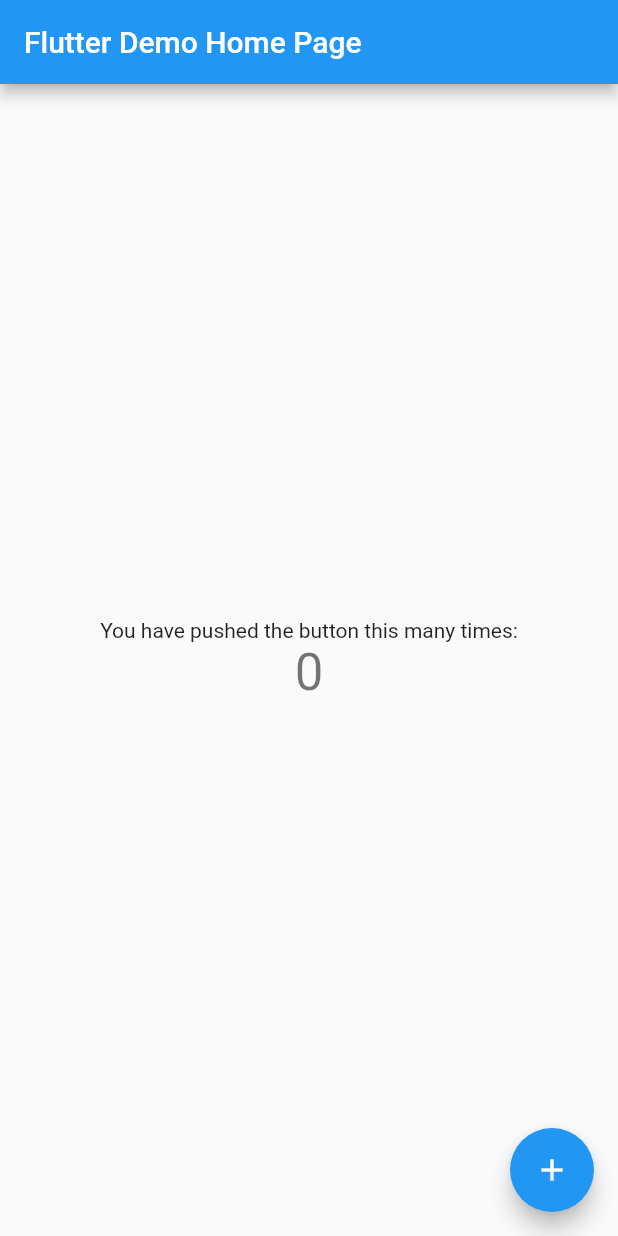
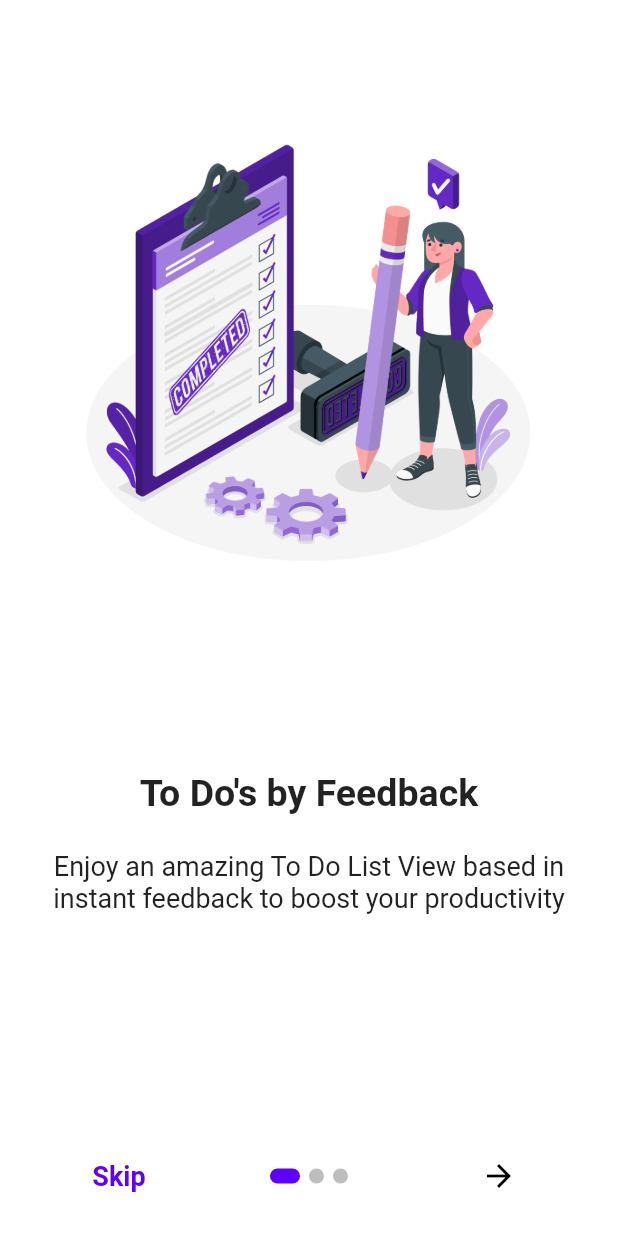
Before and after one commit to Vini-Coding/Taskius, a Flutter app: the screen it shows after launch, on a phone screen of 412 x 824 dp. Run offline on Flutter 3.47's test engine with Material 2 defaults, Android fonts, the phone set to English and light mode, and no system bars; drawn by our look-alikes of introduction_screen.

Commit message:
Flutter Project Structure and Introduction Screens
The Project was structured and 3 Introduction Screens were implemented.

```diff
--- /dev/null
+++ b/taskius/lib/app/pages/home/home_controller.dart
@@ -0,0 +1,5 @@
+import 'package:flutter/cupertino.dart';
+
+class HomeController extends ChangeNotifier {
+
+}
--- /dev/null
+++ b/taskius/lib/app/pages/home/home_page.dart
@@ -0,0 +1,31 @@
+import 'package:flutter/material.dart';
+import 'package:provider/provider.dart';
+import 'package:taskius/app/pages/home/home_controller.dart';
+
+class HomePage extends StatefulWidget {
+  static const routeName = '/';
+  const HomePage({Key? key}) : super(key: key);
+
+  @override
+  State<HomePage> createState() => _HomePageState();
+}
+
+class _HomePageState extends State<HomePage> {
+
+  @override
+  void initState() {
+    super.initState();
+  }
+
+  @override
+  Widget build(BuildContext context) {
+    final controller = context.watch<HomeController>();
+
+    return Scaffold(
+      appBar: AppBar(
+        title: const Text('Home Page'),
+        backgroundColor: const Color.fromARGB(255, 93, 0, 255),
+      ),
+    );
+  }
+}
--- /dev/null
+++ b/taskius/lib/app/pages/intro/components/intropage_widget.dart
@@ -0,0 +1,22 @@
+import 'package:flutter/material.dart';
+import 'package:introduction_screen/introduction_screen.dart';
+
+PageViewModel introPageWidget({
+  required String title,
+  required String body,
+  required String imagePath,
+}) {
+  return PageViewModel(
+    decoration: const PageDecoration(imagePadding: EdgeInsets.only(top: 80)),
+    reverse: false,
+    titleWidget: Padding(
+      padding: const EdgeInsets.only(top: 100),
+      child: Text(
+        title,
+        style: const TextStyle(fontSize: 25, fontWeight: FontWeight.bold),
+      ),
+    ),
+    body: body,
+    image: Image.asset(imagePath, height: 400, width: 400,),
+  );
+}
--- /dev/null
+++ b/taskius/lib/app/pages/intro/intros_controller.dart
@@ -0,0 +1,5 @@
+import 'package:flutter/cupertino.dart';
+
+class IntrosController extends ChangeNotifier {
+
+}
--- /dev/null
+++ b/taskius/lib/app/pages/intro/intros_page.dart
@@ -0,0 +1,82 @@
+import 'package:flutter/material.dart';
+import 'package:introduction_screen/introduction_screen.dart';
+import 'package:provider/provider.dart';
+import 'package:taskius/app/pages/home/home_page.dart';
+import 'package:taskius/app/pages/intro/components/intropage_widget.dart';
+import 'package:taskius/app/pages/intro/intros_controller.dart';
+
+class IntrosPage extends StatefulWidget {
+  static const routeName = '/intro';
+  const IntrosPage({Key? key}) : super(key: key);
+
+  @override
+  State<IntrosPage> createState() => _IntrosPageState();
+}
+
+class _IntrosPageState extends State<IntrosPage> {
+  void goToHome(BuildContext context) {
+    Navigator.pushReplacementNamed(context, HomePage.routeName);
+  }
+
+  @override
+  Widget build(BuildContext context) {
+    final controller = context.watch<IntrosController>();
+
+    return IntroductionScreen(
+      globalBackgroundColor: Colors.white,
+      scrollPhysics: const BouncingScrollPhysics(),
+      showSkipButton: true,
+      isTopSafeArea: true,
+      isBottomSafeArea: true,
+      pages: [
+        introPageWidget(
+          title: "To Do's by Feedback",
+          body:
+              "Enjoy an amazing To Do List View based in instant feedback to boost your productivity",
+          imagePath: 'assets/vectors/intro1.png',
+        ),
+        introPageWidget(
+          title: "Revel in Our Pomodoro Tool",
+          body:
+              "You can always create a Task with the Pomodoro Tool for an improved Task Management",
+          imagePath: "assets/vectors/intro2.png",
+        ),
+        introPageWidget(
+          title: "Increase your Health with Taskius",
+          body:
+              "Use the Bottle of Water Tool to manage how much of Water you are drinking in a day",
+          imagePath: "assets/vectors/intro3.png",
+        ),
+      ],
+      skip: const Text(
+        'Skip',
+        style: TextStyle(
+          fontWeight: FontWeight.bold,
+          fontSize: 18,
+          color: Color.fromARGB(255, 93, 0, 255),
+        ),
+      ),
+      next: const Icon(Icons.arrow_forward, color: Colors.black),
+      done: const Text(
+        'Done',
+        style: TextStyle(
+          fontWeight: FontWeight.bold,
+          fontSize: 18,
+          color: Color.fromARGB(255, 93, 0, 255),
+        ),
+      ),
+      dotsDecorator: DotsDecorator(
+        size: const Size.square(10),
+        activeSize: const Size(20, 10),
+        color: Colors.black26,
+        activeColor: const Color.fromARGB(255, 93, 0, 255),
+        spacing: const EdgeInsets.symmetric(horizontal: 3),
+        activeShape: RoundedRectangleBorder(
+          borderRadius: BorderRadius.circular(25),
+        ),
+      ),
+      onDone: () => goToHome(context),
+      onSkip: () => goToHome(context),
+    );
+  }
+}
--- /dev/null
+++ b/taskius/lib/app/taskius_widget.dart
@@ -0,0 +1,33 @@
+import 'package:flutter/material.dart';
+import 'package:taskius/app/pages/home/home_controller.dart';
+import 'package:taskius/app/pages/home/home_page.dart';
+import 'package:taskius/app/pages/intro/intros_controller.dart';
+import 'package:taskius/app/pages/intro/intros_page.dart';
+import 'package:provider/provider.dart';
+
+class TaskiusWidget extends StatelessWidget {
+  const TaskiusWidget({Key? key}) : super(key: key);
+
+  @override
+  Widget build(BuildContext context) {
+    return MultiProvider(
+      providers: [
+        ChangeNotifierProvider<IntrosController>(
+          create: (_) => IntrosController(),
+        ),
+        ChangeNotifierProvider<HomeController>(
+          create: (_) => HomeController(),
+        ),
+      ],
+
+      child: MaterialApp(
+        initialRoute: IntrosPage.routeName,
+        routes: {
+          IntrosPage.routeName: (context) => const IntrosPage(),
+          HomePage.routeName: (context) => const HomePage(),
+        },
+        debugShowCheckedModeBanner: false,
+      ),
+    );
+  }
+}
--- a/taskius/lib/main.dart
+++ b/taskius/lib/main.dart
@@ -1,115 +1,5 @@
 import 'package:flutter/material.dart';
-
+import 'package:taskius/app/taskius_widget.dart';
 void main() {
-  runApp(const MyApp());
+  runApp(const TaskiusWidget());
 }
-
-class MyApp extends StatelessWidget {
-  const MyApp({Key? key}) : super(key: key);
-
-  // This widget is the root of your application.
-  @override
-  Widget build(BuildContext context) {
-    return MaterialApp(
-      title: 'Flutter Demo',
-      theme: ThemeData(
-        // This is the theme of your application.
-        //
-        // Try running your application with "flutter run". You'll see the
-        // application has a blue toolbar. Then, without quitting the app, try
-        // changing the primarySwatch below to Colors.green and then invoke
-        // "hot reload" (press "r" in the console where you ran "flutter run",
-        // or simply save your changes to "hot reload" in a Flutter IDE).
-        // Notice that the counter didn't reset back to zero; the application
-        // is not restarted.
-        primarySwatch: Colors.blue,
-      ),
-      home: const MyHomePage(title: 'Flutter Demo Home Page'),
-    );
-  }
-}
-
-class MyHomePage extends StatefulWidget {
-  const MyHomePage({Key? key, required this.title}) : super(key: key);
-
-  // This widget is the home page of your application. It is stateful, meaning
-  // that it has a State object (defined below) that contains fields that affect
-  // how it looks.
-
-  // This class is the configuration for the state. It holds the values (in this
-  // case the title) provided by the parent (in this case the App widget) and
-  // used by the build method of the State. Fields in a Widget subclass are
-  // always marked "final".
-
-  final String title;
-
-  @override
-  State<MyHomePage> createState() => _MyHomePageState();
-}
-
-class _MyHomePageState extends State<MyHomePage> {
-  int _counter = 0;
-
-  void _incrementCounter() {
-    setState(() {
-      // This call to setState tells the Flutter framework that something has
-      // changed in this State, which causes it to rerun the build method below
-      // so that the display can reflect the updated values. If we changed
-      // _counter without calling setState(), then the build method would not be
-      // called again, and so nothing would appear to happen.
-      _counter++;
-    });
-  }
-
-  @override
-  Widget build(BuildContext context) {
-    // This method is rerun every time setState is called, for instance as done
-    // by the _incrementCounter method above.
-    //
-    // The Flutter framework has been optimized to make rerunning build methods
-    // fast, so that you can just rebuild anything that needs updating rather
-    // than having to individually change instances of widgets.
-    return Scaffold(
-      appBar: AppBar(
-        // Here we take the value from the MyHomePage object that was created by
-        // the App.build method, and use it to set our appbar title.
-        title: Text(widget.title),
-      ),
-      body: Center(
-        // Center is a layout widget. It takes a single child and positions it
-        // in the middle of the parent.
-        child: Column(
-          // Column is also a layout widget. It takes a list of children and
-          // arranges them vertically. By default, it sizes itself to fit its
-          // children horizontally, and tries to be as tall as its parent.
-          //
-          // Invoke "debug painting" (press "p" in the console, choose the
-          // "Toggle Debug Paint" action from the Flutter Inspector in Android
-          // Studio, or the "Toggle Debug Paint" command in Visual Studio Code)
-          // to see the wireframe for each widget.
-          //
-          // Column has various properties to control how it sizes itself and
-          // how it positions its children. Here we use mainAxisAlignment to
-          // center the children vertically; the main axis here is the vertical
-          // axis because Columns are vertical (the cross axis would be
-          // horizontal).
-          mainAxisAlignment: MainAxisAlignment.center,
-          children: <Widget>[
-            const Text(
-              'You have pushed the button this many times:',
-            ),
-            Text(
-              '$_counter',
-              style: Theme.of(context).textTheme.headline4,
-            ),
-          ],
-        ),
-      ),
-      floatingActionButton: FloatingActionButton(
-        onPressed: _incrementCounter,
-        tooltip: 'Increment',
-        child: const Icon(Icons.add),
-      ), // This trailing comma makes auto-formatting nicer for build methods.
-    );
-  }
-}
```
Also changed, not shown: taskius/pubspec.yaml (+5 -2 lines), taskius/assets/vectors/intro1.png (added), taskius/assets/vectors/intro2.png (added), taskius/assets/vectors/intro3.png (added), taskius/pubspec.lock, 2 other files.
